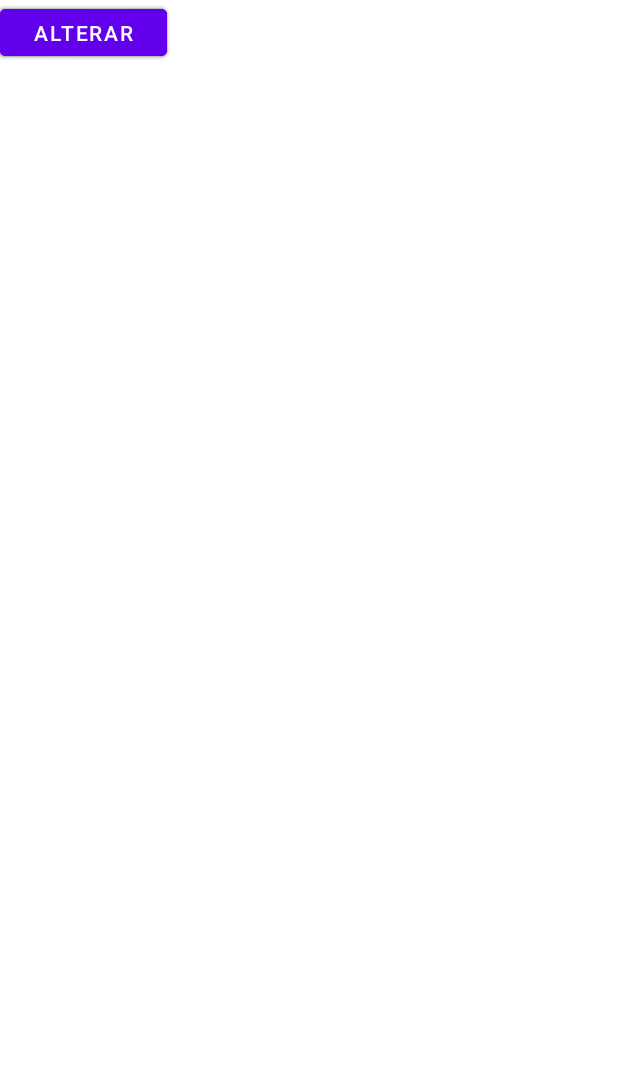
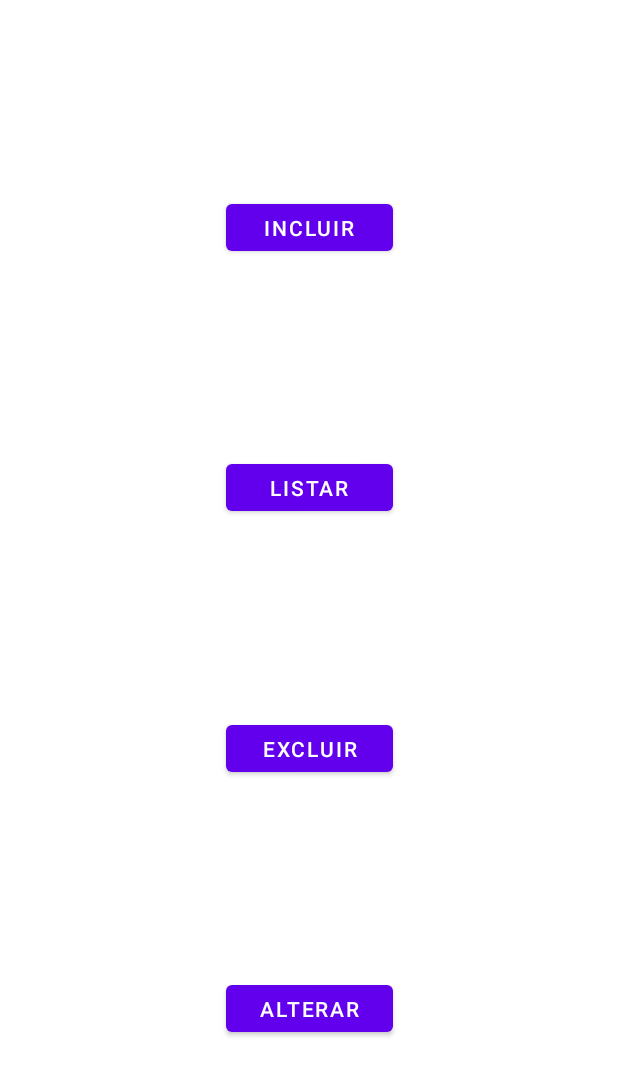
Before and after one commit to jpCaglianone/android_java, an Android app: the layout activity_main.xml on its own in the app's theme, with its tools: preview values and no code run, on a phone screen of 412 x 824 dp. Shown: the top 1076 px of the screen. Run offline under Robolectric (Android 15) with nearby library versions, the phone set to English and light mode, and no system bars.

```diff
--- /dev/null
+++ b/app/src/main/java/com/example/ava2/Activity_excluir.java
@@ -0,0 +1,4 @@
+package com.example.ava2;
+
+public class Activity_excluir {
+}
--- /dev/null
+++ b/app/src/main/java/com/example/ava2/Activity_listar.java
@@ -0,0 +1,4 @@
+package com.example.ava2;
+
+public class Activity_listar {
+}
--- a/app/src/main/res/layout/activity_main.xml
+++ b/app/src/main/res/layout/activity_main.xml
@@ -1,42 +1,49 @@
 <?xml version="1.0" encoding="utf-8"?>
 <androidx.constraintlayout.widget.ConstraintLayout xmlns:android="http://schemas.android.com/apk/res/android"
+    xmlns:app="http://schemas.android.com/apk/res-auto"
     xmlns:tools="http://schemas.android.com/tools"
     android:layout_width="match_parent"
-    android:layout_height="match_parent">
+    android:layout_height="match_parent"
+    tools:context=".MainActivity">
 
     <Button
         android:id="@+id/btnIncluir"
         android:layout_width="111dp"
         android:layout_height="43dp"
         android:text="Incluir"
-        tools:ignore="MissingConstraints"
-        tools:layout_editor_absoluteX="49dp"
-        tools:layout_editor_absoluteY="54dp" />
+        app:layout_constraintTop_toTopOf="parent"
+        app:layout_constraintStart_toStartOf="parent"
+        app:layout_constraintEnd_toEndOf="parent"
+        app:layout_constraintBottom_toTopOf="@+id/btnListar" />
 
     <Button
         android:id="@+id/btnListar"
         android:layout_width="111dp"
         android:layout_height="43dp"
         android:text="Listar"
-        tools:ignore="MissingConstraints"
-        tools:layout_editor_absoluteX="49dp"
-        tools:layout_editor_absoluteY="277dp" />
+        app:layout_constraintTop_toBottomOf="@+id/btnIncluir"
+        app:layout_constraintStart_toStartOf="parent"
+        app:layout_constraintEnd_toEndOf="parent"
+        app:layout_constraintBottom_toTopOf="@+id/btnExcluir" />
 
     <Button
         android:id="@+id/btnExcluir"
         android:layout_width="111dp"
         android:layout_height="43dp"
         android:text="Excluir"
-        tools:ignore="MissingConstraints"
-        tools:layout_editor_absoluteX="49dp"
-        tools:layout_editor_absoluteY="134dp" />
+        app:layout_constraintTop_toBottomOf="@+id/btnListar"
+        app:layout_constraintStart_toStartOf="parent"
+        app:layout_constraintEnd_toEndOf="parent"
+        app:layout_constraintBottom_toTopOf="@+id/btnAlterar" />
 
     <Button
         android:id="@+id/btnAlterar"
         android:layout_width="111dp"
         android:layout_height="43dp"
         android:text="Alterar"
-        tools:ignore="MissingConstraints"
-        tools:layout_editor_absoluteX="49dp"
-        tools:layout_editor_absoluteY="202dp" />
+        app:layout_constraintTop_toBottomOf="@+id/btnExcluir"
+        app:layout_constraintStart_toStartOf="parent"
+        app:layout_constraintEnd_toEndOf="parent"
+        app:layout_constraintBottom_toBottomOf="parent" />
+
 </androidx.constraintlayout.widget.ConstraintLayout>
```
Also changed, not shown: app/src/main/AndroidManifest.xml (+6 -2 lines), app/src/main/java/com/example/ava2/Activity_alterar.java (added, +51 -0 lines), app/src/main/java/com/example/ava2/Activity_incluir.java (added, +61 -0 lines), app/src/main/java/com/example/ava2/BancoDados.java (added, +127 -0 lines), app/src/main/java/com/example/ava2/MainActivity.java (+48 -1 lines), app/src/main/java/com/example/ava2/Pessoa.java (+10 -3 lines), app/src/main/res/layout/activity_incluir.xml (+19 -9 lines), app/src/main/res/layout/activity_listar.xml (added, +17 -0 lines).
